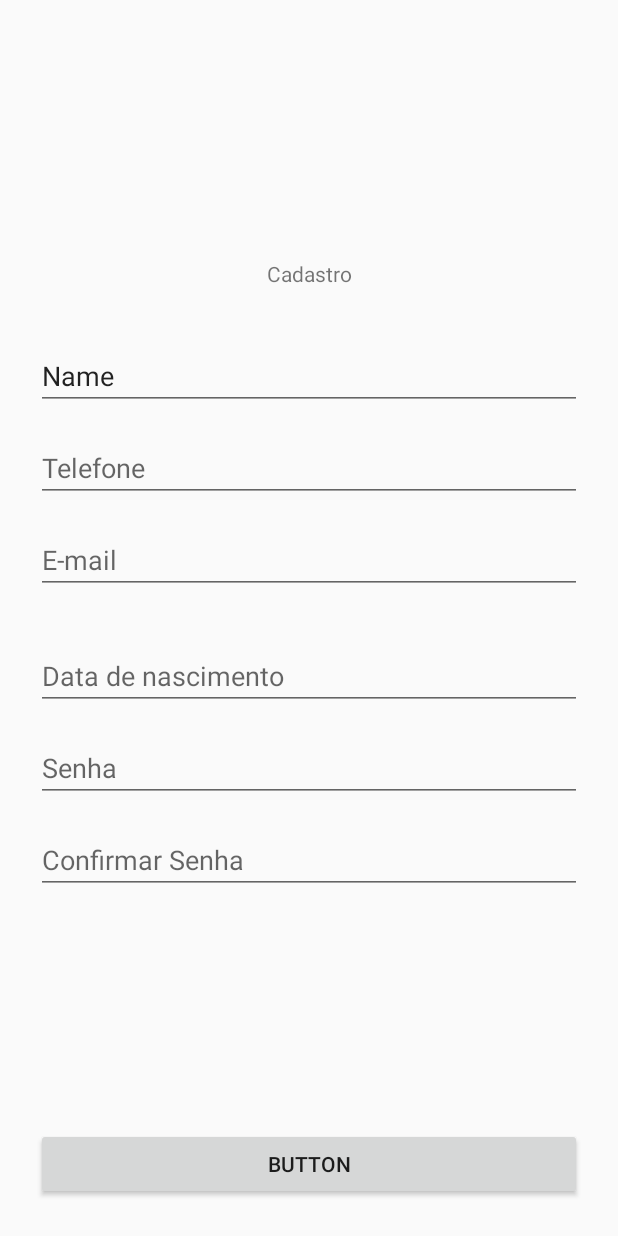
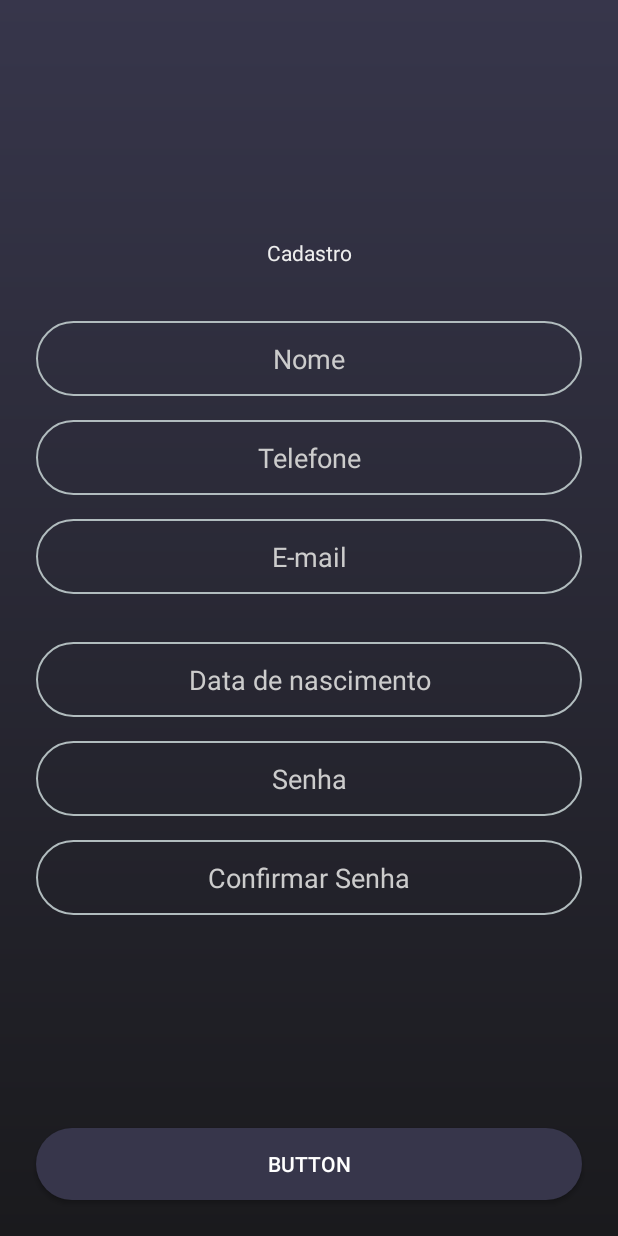
Before and after one commit to vandoPinto/android-movies, an Android app: the CadastroFragment screen opened through its navigation route, on a phone screen of 412 x 824 dp. Run offline under Robolectric (Android 15) with nearby library versions, the phone set to English and light mode, and no system bars; our stand-ins replace Firebase (no records; nobody signed in at launch, a user with empty details on screens opened directly).

Commit message:
definindo interface do app

```diff
--- a/app/src/main/java/br/com/moviestart/flixmovies/view/activity/SplashActivity.kt
+++ b/app/src/main/java/br/com/moviestart/flixmovies/view/activity/SplashActivity.kt
@@ -20,10 +20,8 @@ class SplashActivity : AppCompatActivity() {
 
         Handler().postDelayed({
             intent.change()
-        }, 5000)
+        }, 2000)
     }
-
-    //
 
     private fun Intent.change(){
         startActivity(this)
--- /dev/null
+++ b/app/src/main/res/drawable/login_bg.xml
@@ -0,0 +1,11 @@
+<?xml version="1.0" encoding="utf-8"?>
+
+<shape xmlns:android="http://schemas.android.com/apk/res/android">
+    <solid android:color="@color/colorPrimaryDark"/>
+    <padding android:left="0dp" android:top="0dp" android:right="0dp" android:bottom="0dp" />
+    <gradient
+        android:angle="90"
+        android:endColor="@color/colorPrimary"
+        android:startColor="@color/colorPrimaryDark"
+        android:type="linear"/>
+</shape>
--- /dev/null
+++ b/app/src/main/res/drawable/login_button_bg.xml
@@ -0,0 +1,7 @@
+<?xml version="1.0" encoding="utf-8"?>
+
+<shape xmlns:android="http://schemas.android.com/apk/res/android">
+    <solid android:color="@color/colorPrimary"/>
+    <corners android:radius="50dp"/>
+    <padding android:left="0dp" android:top="0dp" android:right="0dp" android:bottom="0dp" />
+</shape>
--- /dev/null
+++ b/app/src/main/res/drawable/login_edittext_bg.xml
@@ -0,0 +1,7 @@
+<?xml version="1.0" encoding="utf-8"?>
+<shape xmlns:android="http://schemas.android.com/apk/res/android">
+    <solid android:color="@null"/>
+    <stroke android:width="1dp" android:color="#B1BCBE" />
+    <corners android:radius="50dp"/>
+    <padding android:left="0dp" android:top="0dp" android:right="0dp" android:bottom="0dp" />
+</shape>
--- a/app/src/main/res/layout/activity_login.xml
+++ b/app/src/main/res/layout/activity_login.xml
@@ -4,6 +4,7 @@
     xmlns:tools="http://schemas.android.com/tools"
     android:layout_width="match_parent"
     android:layout_height="match_parent"
+    android:background="@drawable/login_bg"
     tools:context=".view.activity.LoginActivity">
 
     <fragment
--- a/app/src/main/res/layout/activity_splash.xml
+++ b/app/src/main/res/layout/activity_splash.xml
@@ -4,7 +4,7 @@
     xmlns:tools="http://schemas.android.com/tools"
     android:layout_width="match_parent"
     android:layout_height="match_parent"
-    android:background="@color/colorBG"
+    android:background="@drawable/login_bg"
     tools:context=".view.activity.SplashActivity">
 
     <ImageView
--- a/app/src/main/res/layout/fragment_cadastro.xml
+++ b/app/src/main/res/layout/fragment_cadastro.xml
@@ -5,15 +5,32 @@
     android:id="@+id/frameLayout2"
     android:layout_width="match_parent"
     android:layout_height="match_parent"
+    android:background="@drawable/login_bg"
     tools:context=".view.fragment.CadastroFragment">
+
+    <TextView
+        android:id="@+id/textView5"
+        android:layout_width="wrap_content"
+        android:layout_height="wrap_content"
+        android:layout_marginBottom="36dp"
+        android:textColor="#EEE"
+        android:text="@string/login_signup_title"
+        app:layout_constraintBottom_toTopOf="@+id/editText4"
+        app:layout_constraintEnd_toEndOf="parent"
+        app:layout_constraintStart_toStartOf="parent"
+        tools:text="Cadastro" />
 
     <EditText
         android:id="@+id/editText3"
         android:layout_width="0dp"
-        android:layout_height="wrap_content"
+        android:layout_height="50dp"
         android:layout_marginStart="24dp"
         android:layout_marginEnd="24dp"
         android:layout_marginBottom="16dp"
+        android:textColor="@color/colorAccent"
+        android:background="@drawable/login_edittext_bg"
+        android:textAlignment="center"
+        android:textColorHint="#CCC"
         android:ems="10"
         android:hint="Telefone"
         android:inputType="phone"
@@ -25,14 +42,17 @@
     <EditText
         android:id="@+id/editText4"
         android:layout_width="0dp"
-        android:layout_height="wrap_content"
+        android:layout_height="50dp"
         android:layout_marginStart="24dp"
         android:layout_marginEnd="24dp"
         android:layout_marginBottom="16dp"
+        android:background="@drawable/login_edittext_bg"
         android:ems="10"
         android:hint="Nome"
         android:inputType="textPersonName"
-        android:text="Name"
+        android:textAlignment="center"
+        android:textColor="@color/colorAccent"
+        android:textColorHint="#CCC"
         app:layout_constraintBottom_toTopOf="@+id/editText3"
         app:layout_constraintEnd_toEndOf="parent"
         app:layout_constraintHorizontal_bias="0.0"
@@ -41,10 +61,14 @@
     <EditText
         android:id="@+id/editText5"
         android:layout_width="0dp"
-        android:layout_height="wrap_content"
+        android:layout_height="50dp"
         android:layout_marginStart="24dp"
         android:layout_marginEnd="24dp"
         android:layout_marginBottom="16dp"
+        android:textColor="@color/colorAccent"
+        android:background="@drawable/login_edittext_bg"
+        android:textAlignment="center"
+        android:textColorHint="#CCC"
         android:ems="10"
         android:hint="E-mail"
         android:inputType="textEmailAddress"
@@ -56,10 +80,14 @@
     <EditText
         android:id="@+id/editText6"
         android:layout_width="0dp"
-        android:layout_height="wrap_content"
+        android:layout_height="50dp"
         android:layout_marginStart="24dp"
         android:layout_marginTop="16dp"
         android:layout_marginEnd="24dp"
+        android:textColor="@color/colorAccent"
+        android:background="@drawable/login_edittext_bg"
+        android:textAlignment="center"
+        android:textColorHint="#CCC"
         android:ems="10"
         android:hint="Data de nascimento"
         android:inputType="date"
@@ -71,10 +99,14 @@
     <EditText
         android:id="@+id/editText7"
         android:layout_width="0dp"
-        android:layout_height="wrap_content"
+        android:layout_height="50dp"
         android:layout_marginStart="24dp"
         android:layout_marginTop="16dp"
         android:layout_marginEnd="24dp"
+        android:textColor="@color/colorAccent"
+        android:background="@drawable/login_edittext_bg"
+        android:textAlignment="center"
+        android:textColorHint="#CCC"
         android:ems="10"
         android:hint="Senha"
         android:inputType="textPassword"
@@ -83,26 +115,17 @@
         app:layout_constraintStart_toStartOf="parent"
         app:layout_constraintTop_toBottomOf="@+id/editText6" />
 
-    <Button
-        android:id="@+id/button2"
-        android:layout_width="0dp"
-        android:layout_height="wrap_content"
-        android:layout_marginStart="24dp"
-        android:layout_marginEnd="24dp"
-        android:layout_marginBottom="24dp"
-        android:text="Button"
-        app:layout_constraintBottom_toBottomOf="parent"
-        app:layout_constraintEnd_toEndOf="parent"
-        app:layout_constraintHorizontal_bias="0.498"
-        app:layout_constraintStart_toStartOf="parent" />
-
     <EditText
         android:id="@+id/editText8"
         android:layout_width="0dp"
-        android:layout_height="wrap_content"
+        android:layout_height="50dp"
         android:layout_marginStart="24dp"
         android:layout_marginTop="16dp"
         android:layout_marginEnd="24dp"
+        android:textColor="@color/colorAccent"
+        android:background="@drawable/login_edittext_bg"
+        android:textAlignment="center"
+        android:textColorHint="#CCC"
         android:ems="10"
         android:hint="Confirmar Senha"
         android:inputType="textPassword"
@@ -111,16 +134,20 @@
         app:layout_constraintStart_toStartOf="parent"
         app:layout_constraintTop_toBottomOf="@+id/editText7" />
 
-    <TextView
-        android:id="@+id/textView5"
-        android:layout_width="wrap_content"
+    <Button
+        android:id="@+id/button2"
+        android:layout_width="0dp"
         android:layout_height="wrap_content"
-        android:layout_marginBottom="36dp"
-        android:text="@string/login_signup_title"
-        app:layout_constraintBottom_toTopOf="@+id/editText4"
+        android:layout_marginStart="24dp"
+        android:layout_marginEnd="24dp"
+        android:layout_marginBottom="24dp"
+        android:background="@drawable/login_button_bg"
+        android:textColor="@color/colorAccent"
+        android:text="Button"
+        app:layout_constraintBottom_toBottomOf="parent"
         app:layout_constraintEnd_toEndOf="parent"
-        app:layout_constraintStart_toStartOf="parent"
-        tools:text="Cadastro" />
+        app:layout_constraintHorizontal_bias="0.498"
+        app:layout_constraintStart_toStartOf="parent" />
 
     <androidx.constraintlayout.widget.Guideline
         android:id="@+id/guideline2"
--- a/app/src/main/res/values/colors.xml
+++ b/app/src/main/res/values/colors.xml
@@ -1,7 +1,7 @@
 <?xml version="1.0" encoding="utf-8"?>
 <resources>
-    <color name="colorPrimary">#008577</color>
-    <color name="colorPrimaryDark">#00574B</color>
-    <color name="colorAccent">#D81B60</color>
+    <color name="colorPrimary">#37364b</color>
+    <color name="colorPrimaryDark">#1a1a1d</color>
+    <color name="colorAccent">#FFFFFF</color>
     <color name="colorBG">#101010</color>
 </resources>
```
Also changed, not shown: app/src/main/res/layout/fragment_login.xml (+28 -12 lines), app/src/main/res/layout/fragment_redefinir_senha.xml (+46 -19 lines), app/src/main/res/mipmap-xhdpi/logo.jpg (deleted), app/src/main/res/mipmap-xhdpi/logo.png (added).
